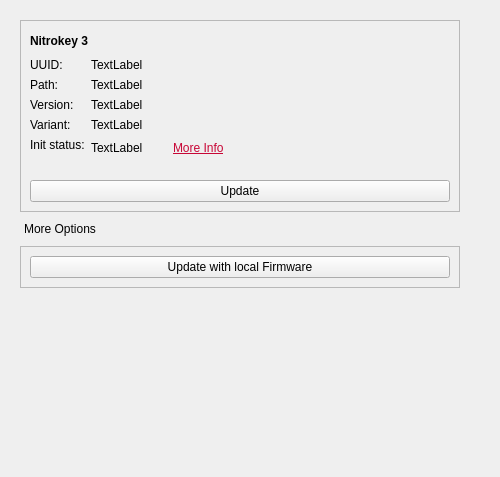
Nitrokey/nitrokey-app2, file nitrokeyapp/ui/overview_tab.ui: the form before one commit.
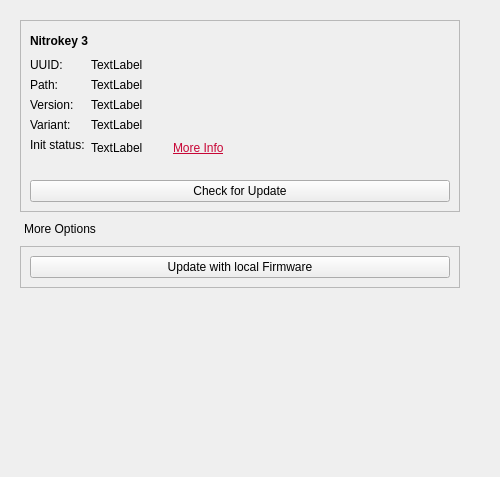
The form after the commit. Icons and pictures are not drawn.

The edit to the form file:
```diff
--- a/nitrokeyapp/ui/overview_tab.ui
+++ b/nitrokeyapp/ui/overview_tab.ui
@@ -52,7 +52,7 @@
         <x>0</x>
         <y>0</y>
         <width>482</width>
-        <height>459</height>
+        <height>375</height>
        </rect>
       </property>
       <property name="sizePolicy">
@@ -373,7 +373,7 @@
             <item>
              <widget class="QPushButton" name="pushButtonUpdate">
               <property name="text">
-               <string>Update</string>
+               <string>Check for Update</string>
               </property>
              </widget>
             </item>
```
Left out of the diff: 2 changed lines with no effect on the pictures.
